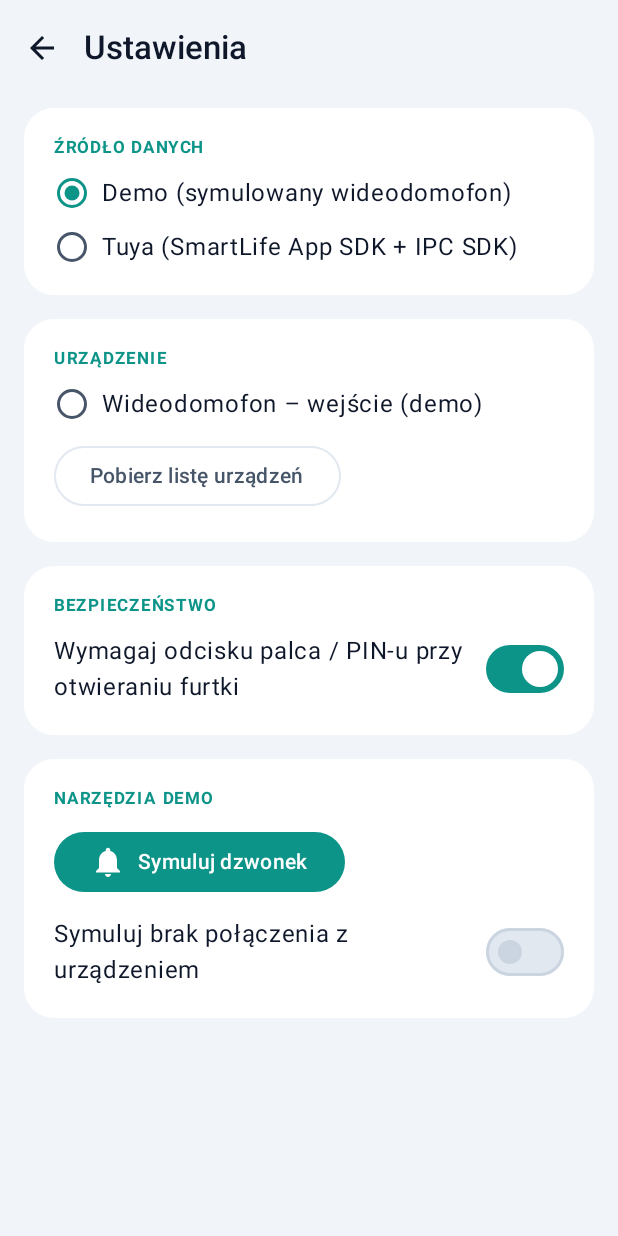
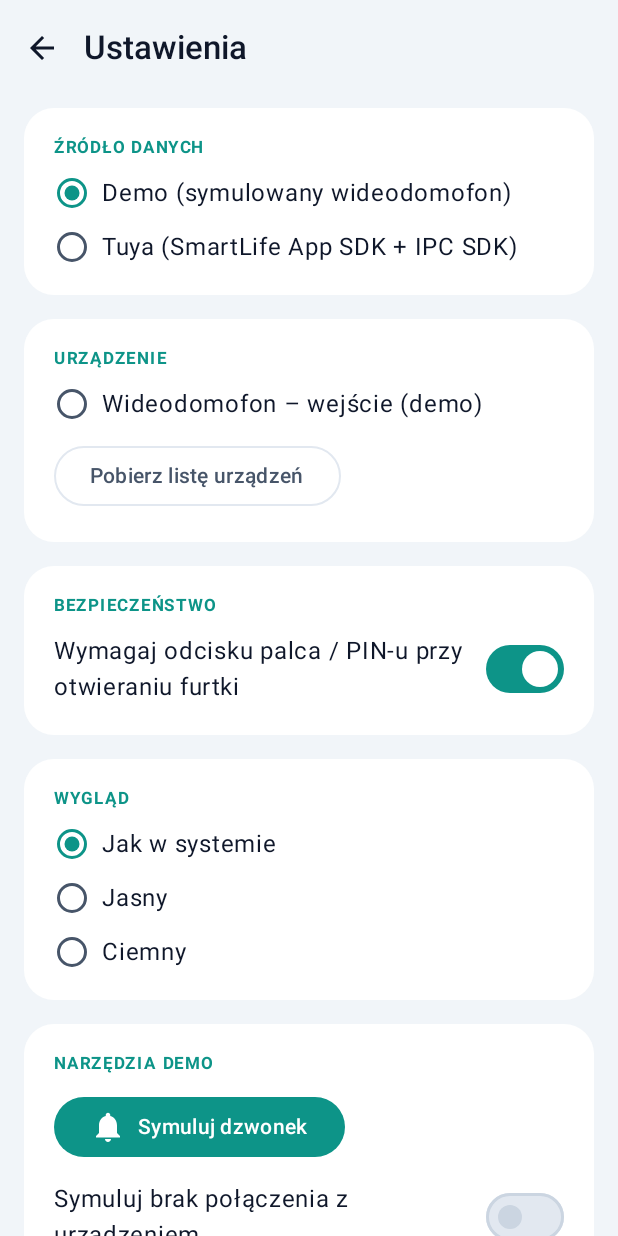
Before and after one commit to MichalSekula/MyVideoFonLite, an Android app built with Jetpack Compose: the SettingsScreen screen opened through its navigation route, on a phone screen of 412 x 824 dp. Run offline under Robolectric (Android 15) with nearby library versions, the phone set to English and light mode, and no system bars.

Commit message:
Add theme setting (system/light/dark) and capture dark screenshots through it
Co-Authored-By: Claude Opus 5.5 <noreply@anthropic.com>
Claude-Session: https://claude.ai/code/session_01Eu1VQGAdp6qwCcvcCuHeYh

```diff
--- a/app/src/main/java/pl/sekula/myvideofonlite/data/local/LocalStore.kt
+++ b/app/src/main/java/pl/sekula/myvideofonlite/data/local/LocalStore.kt
@@ -20,6 +20,7 @@ import pl.sekula.myvideofonlite.domain.model.DeviceStatus
 import pl.sekula.myvideofonlite.domain.model.DoorbellDevice
 import pl.sekula.myvideofonlite.domain.model.DoorbellEvent
 import pl.sekula.myvideofonlite.domain.model.EventType
+import pl.sekula.myvideofonlite.domain.model.ThemeMode
 import pl.sekula.myvideofonlite.domain.repository.SettingsRepository
 import java.io.IOException
 
@@ -47,6 +48,7 @@ class LocalStore(context: Context) : SettingsRepository {
         val MODE = stringPreferencesKey("backend_mode")
         val SELECTED = stringPreferencesKey("selected_device")
         val BIOMETRIC = booleanPreferencesKey("biometric_gate")
+        val THEME = stringPreferencesKey("theme_mode")
         val SNAP_ID = stringPreferencesKey("snap_id")
         val SNAP_NAME = stringPreferencesKey("snap_name")
         val SNAP_STATUS = stringPreferencesKey("snap_status")
@@ -66,6 +68,7 @@ class LocalStore(context: Context) : SettingsRepository {
                 ?: BackendMode.DEMO,
             selectedDeviceId = p[Keys.SELECTED],
             requireBiometricForGate = p[Keys.BIOMETRIC] ?: true,
+            themeMode = p[Keys.THEME]?.let { runCatching { ThemeMode.valueOf(it) }.getOrNull() } ?: ThemeMode.SYSTEM,
         )
     }.distinctUntilChanged()
 
@@ -100,6 +103,10 @@ class LocalStore(context: Context) : SettingsRepository {
 
     override suspend fun setRequireBiometricForGate(required: Boolean) {
         dataStore.edit { it[Keys.BIOMETRIC] = required }
+    }
+
+    override suspend fun setThemeMode(mode: ThemeMode) {
+        dataStore.edit { it[Keys.THEME] = mode.name }
     }
 
     suspend fun saveSnapshot(device: DoorbellDevice) {
--- a/app/src/main/java/pl/sekula/myvideofonlite/presentation/MainActivity.kt
+++ b/app/src/main/java/pl/sekula/myvideofonlite/presentation/MainActivity.kt
@@ -6,7 +6,15 @@ import android.content.Intent
 import android.os.Build
 import android.os.Bundle
 import androidx.activity.compose.setContent
+import androidx.activity.SystemBarStyle
 import androidx.activity.enableEdgeToEdge
+import androidx.compose.foundation.isSystemInDarkTheme
+import androidx.compose.runtime.DisposableEffect
+import androidx.compose.runtime.getValue
+import androidx.lifecycle.compose.collectAsStateWithLifecycle
+import org.koin.android.ext.android.inject
+import pl.sekula.myvideofonlite.domain.model.ThemeMode
+import pl.sekula.myvideofonlite.domain.repository.SettingsRepository
 import androidx.activity.result.contract.ActivityResultContracts
 import androidx.fragment.app.FragmentActivity
 import kotlinx.coroutines.flow.MutableStateFlow
@@ -14,6 +22,8 @@ import pl.sekula.myvideofonlite.presentation.theme.MyVideoFonTheme
 
 /** FragmentActivity – wymagana przez BiometricPrompt; Compose działa bez zmian. */
 class MainActivity : FragmentActivity() {
+
+    private val settingsRepository: SettingsRepository by inject()
 
     private val pendingAction = MutableStateFlow<String?>(null)
 
@@ -28,7 +38,20 @@ class MainActivity : FragmentActivity() {
             notificationPermission.launch(Manifest.permission.POST_NOTIFICATIONS)
         }
         setContent {
-            MyVideoFonTheme {
+            val appSettings by settingsRepository.settings.collectAsStateWithLifecycle(initialValue = null)
+            val systemDark = isSystemInDarkTheme()
+            val dark = when (appSettings?.themeMode) {
+                ThemeMode.DARK -> true
+                ThemeMode.LIGHT -> false
+                else -> systemDark
+            }
+            DisposableEffect(dark) {
+                val transparent = android.graphics.Color.TRANSPARENT
+                val style = if (dark) SystemBarStyle.dark(transparent) else SystemBarStyle.light(transparent, transparent)
+                enableEdgeToEdge(statusBarStyle = style, navigationBarStyle = style)
+                onDispose { }
+            }
+            MyVideoFonTheme(darkTheme = dark) {
                 AppNavHost(
                     pendingAction = pendingAction,
                     onActionConsumed = { pendingAction.value = null },
--- a/app/src/main/java/pl/sekula/myvideofonlite/presentation/settings/SettingsScreen.kt
+++ b/app/src/main/java/pl/sekula/myvideofonlite/presentation/settings/SettingsScreen.kt
@@ -44,6 +44,7 @@ import androidx.lifecycle.compose.collectAsStateWithLifecycle
 import org.koin.androidx.compose.koinViewModel
 import pl.sekula.myvideofonlite.domain.model.AuthState
 import pl.sekula.myvideofonlite.domain.model.BackendMode
+import pl.sekula.myvideofonlite.domain.model.ThemeMode
 import pl.sekula.myvideofonlite.presentation.common.AppTopBar
 
 @Composable
@@ -117,6 +118,12 @@ fun SettingsScreen(onBack: () -> Unit, viewModel: SettingsViewModel = koinViewMo
                     checked = settings.requireBiometricForGate,
                     onChange = viewModel::setRequireBiometric,
                 )
+            }
+
+            SectionCard("Wygląd") {
+                RadioRow("Jak w systemie", settings.themeMode == ThemeMode.SYSTEM) { viewModel.setThemeMode(ThemeMode.SYSTEM) }
+                RadioRow("Jasny", settings.themeMode == ThemeMode.LIGHT) { viewModel.setThemeMode(ThemeMode.LIGHT) }
+                RadioRow("Ciemny", settings.themeMode == ThemeMode.DARK) { viewModel.setThemeMode(ThemeMode.DARK) }
             }
 
             if (settings.backendMode == BackendMode.DEMO) {
--- a/app/src/main/java/pl/sekula/myvideofonlite/presentation/settings/SettingsViewModel.kt
+++ b/app/src/main/java/pl/sekula/myvideofonlite/presentation/settings/SettingsViewModel.kt
@@ -14,6 +14,7 @@ import pl.sekula.myvideofonlite.domain.model.AuthState
 import pl.sekula.myvideofonlite.domain.model.BackendMode
 import pl.sekula.myvideofonlite.domain.model.DeviceSummary
 import pl.sekula.myvideofonlite.domain.model.Outcome
+import pl.sekula.myvideofonlite.domain.model.ThemeMode
 import pl.sekula.myvideofonlite.domain.model.defaultMessage
 import pl.sekula.myvideofonlite.domain.repository.DoorbellRepository
 import pl.sekula.myvideofonlite.domain.repository.SettingsRepository
@@ -92,6 +93,10 @@ class SettingsViewModel(
         viewModelScope.launch { settingsRepository.setRequireBiometricForGate(required) }
     }
 
+    fun setThemeMode(mode: ThemeMode) {
+        viewModelScope.launch { settingsRepository.setThemeMode(mode) }
+    }
+
     fun simulateRing() {
         demo.simulateRing()
         _message.value = "Wysłano symulowane zdarzenie dzwonka."
--- a/app/src/main/java/pl/sekula/myvideofonlite/presentation/theme/Theme.kt
+++ b/app/src/main/java/pl/sekula/myvideofonlite/presentation/theme/Theme.kt
@@ -98,9 +98,9 @@ private val AppShapes = Shapes(
 )
 
 @Composable
-fun MyVideoFonTheme(content: @Composable () -> Unit) {
+fun MyVideoFonTheme(darkTheme: Boolean = isSystemInDarkTheme(), content: @Composable () -> Unit) {
     MaterialTheme(
-        colorScheme = if (isSystemInDarkTheme()) DarkColors else LightColors,
+        colorScheme = if (darkTheme) DarkColors else LightColors,
         typography = AppTypography,
         shapes = AppShapes,
         content = content,
--- a/domain/src/main/kotlin/pl/sekula/myvideofonlite/domain/model/Models.kt
+++ b/domain/src/main/kotlin/pl/sekula/myvideofonlite/domain/model/Models.kt
@@ -29,10 +29,14 @@ data class DoorbellEvent(
 /** Źródło danych aplikacji: tryb demo (symulator) albo oficjalne SDK Tuya. */
 enum class BackendMode { DEMO, TUYA }
 
+/** Motyw interfejsu wybrany przez użytkownika. */
+enum class ThemeMode { SYSTEM, LIGHT, DARK }
+
 data class AppSettings(
     val backendMode: BackendMode = BackendMode.DEMO,
     val selectedDeviceId: String? = null,
     val requireBiometricForGate: Boolean = true,
+    val themeMode: ThemeMode = ThemeMode.SYSTEM,
 )
 
 /** Błędy rozróżniane w UI (spec. rozdz. 9). */
--- a/domain/src/main/kotlin/pl/sekula/myvideofonlite/domain/repository/Repositories.kt
+++ b/domain/src/main/kotlin/pl/sekula/myvideofonlite/domain/repository/Repositories.kt
@@ -10,6 +10,7 @@ import pl.sekula.myvideofonlite.domain.model.DoorbellDevice
 import pl.sekula.myvideofonlite.domain.model.DoorbellEvent
 import pl.sekula.myvideofonlite.domain.model.LiveViewState
 import pl.sekula.myvideofonlite.domain.model.Outcome
+import pl.sekula.myvideofonlite.domain.model.ThemeMode
 
 /** Interfejsy niezależne od SDK (spec. 6.3 – Domain). */
 interface DoorbellRepository {
@@ -50,4 +51,5 @@ interface SettingsRepository {
     suspend fun setBackendMode(mode: BackendMode)
     suspend fun setSelectedDevice(deviceId: String?)
     suspend fun setRequireBiometricForGate(required: Boolean)
+    suspend fun setThemeMode(mode: ThemeMode)
 }
```
Also changed, not shown: 2 other files.
